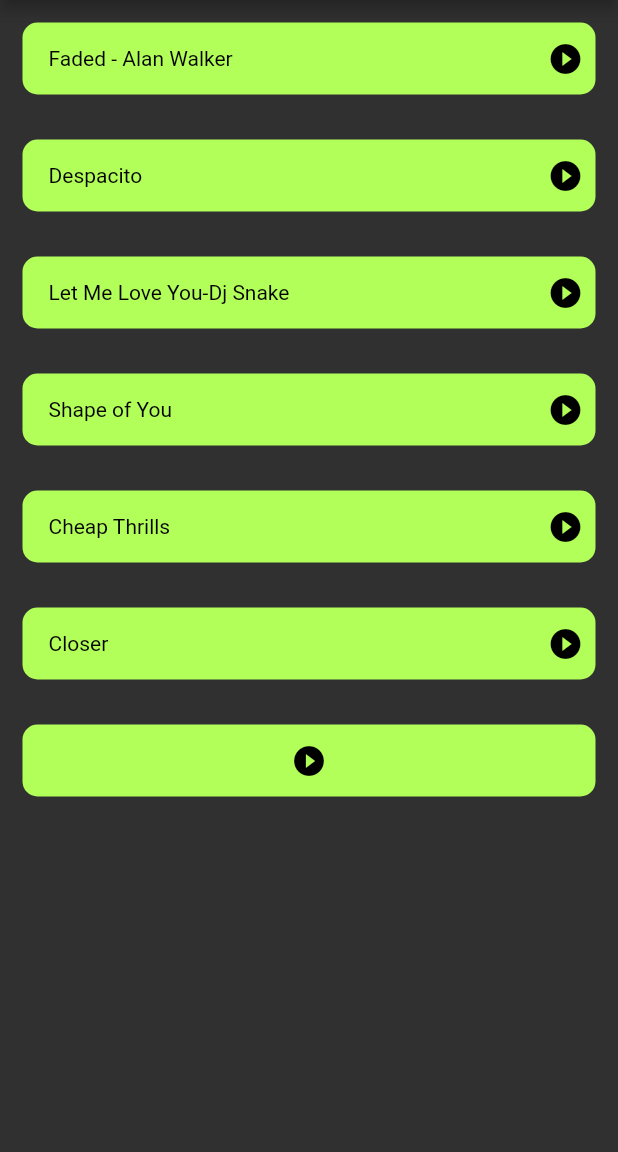
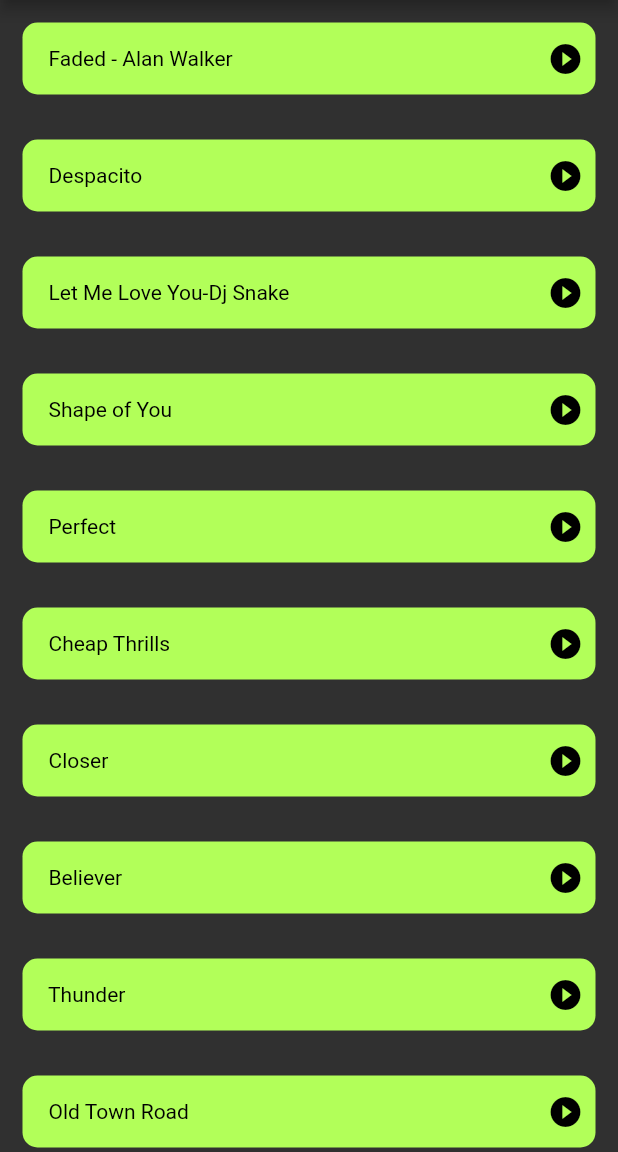
Before and after one commit to sidd2306/Musicx, a Flutter app: the screen it shows after launch, on a phone screen of 412 x 824 dp, the part 84-1236 px from its top. Run offline on Flutter 3.47's test engine with Material 2 defaults, Android fonts, the phone set to English and light mode, and no system bars; our stand-ins replace assets_audio_player.

Commit message:
Updated Content of SongInfo

```diff
--- a/lib/main.dart
+++ b/lib/main.dart
@@ -1,8 +1,9 @@
 import 'package:flutter/material.dart';
 import 'package:musicx/reusable_card.dart';
-import 'package:musicx/songtitles.dart';
+import 'package:musicx/songinfo.dart';
 import 'song_page.dart';
-int i=-1;
+
+int i = -1;
 void main() {
   runApp(MyApp());
 }
@@ -25,10 +26,9 @@
 }
 
 class _MyHomePageState extends State<MyHomePage> {
-
-  String getTitle(){
+  String getTitle() {
     i++;
-    switch(i){
+    switch (i) {
       case 0:
         return titles[0];
       case 1:
@@ -41,45 +41,77 @@
         return titles[4];
       case 5:
         return titles[5];
+      case 6:
+        return titles[6];
+      case 7:
+        return titles[7];
+      case 8:
+        return titles[8];
+      case 9:
+        return titles[9];
+      case 10:
+        return titles[10];
+      case 11:
+        return titles[11];
+      case 12:
+        return titles[12];
     }
   }
+
   @override
   Widget build(BuildContext context) {
     return Scaffold(
       appBar: AppBar(
         title: Center(child: Text("MUSICX")),
       ),
-      body: Column(
+      body: ListView(
+        children: [
+          Column(
             crossAxisAlignment: CrossAxisAlignment.stretch,
             children: <Widget>[
-          for(String u in url)
+              for (String u in url)
                 ReusableCard(
-                    cardW:
-                    Row(
+                    cardW: Row(
                   mainAxisAlignment: MainAxisAlignment.spaceBetween,
                   children: <Widget>[
-
-                        Text(getTitle(),style: TextStyle(color: Colors.black),),
+                    Text(
+                      getTitle(),
+                      style: TextStyle(color: Colors.black),
+                    ),
                     IconButton(
                         icon: Icon(Icons.play_circle_filled),
                         color: Colors.black,
                         alignment: Alignment.centerRight,
                         onPressed: () {
-                              Navigator.push(context, MaterialPageRoute(builder: (context)=>SongPage(songurl: u)));
+                          Navigator.push(
+                              context,
+                              MaterialPageRoute(
+                                  builder: (context) => SongPage(songurl: u)));
                         }),
                   ],
-                    )
-            ),
+                )),
               ReusableCard(
                   cardW: IconButton(
                       icon: Icon(Icons.play_circle_filled),
                       color: Colors.black,
-                  onPressed: () async{
-
-                  })
-          )
-
-
+                      onPressed: () async {})),
+              ReusableCard(
+                  cardW: IconButton(
+                      icon: Icon(Icons.play_circle_filled),
+                      color: Colors.black,
+                      onPressed: () async {})),
+              ReusableCard(
+                  cardW: IconButton(
+                      icon: Icon(Icons.play_circle_filled),
+                      color: Colors.black,
+                      onPressed: () async {})),
+              ReusableCard(
+                  cardW: IconButton(
+                      icon: Icon(Icons.play_circle_filled),
+                      color: Colors.black,
+                      onPressed: () async {})),
+            ],
+          ),
         ],
       ),
     );
--- a/lib/song_page.dart
+++ b/lib/song_page.dart
@@ -21,6 +21,9 @@
   @override
   Widget build(BuildContext context) {
     return Scaffold(
+      appBar: AppBar(leading: IconButton(icon: Icon(Icons.arrow_back), onPressed:(){
+        Navigator.pop(context);
+      })),
       body: Column(
         children: <Widget>[
           // Text(widget.title,style: TextStyle(fontSize: 20),),
--- /dev/null
+++ b/lib/songinfo.dart
@@ -0,0 +1,46 @@
+const List<String> titles =[
+  '     Faded - Alan Walker',
+  '     Despacito',
+  '     Let Me Love You-Dj Snake',
+  '     Shape of You',
+  '     Perfect',
+  '     Cheap Thrills',
+  '     Closer',
+  '     Believer',
+  '     Thunder',
+  '     Old Town Road',
+  '     Starboy',
+  '     Godzilla',
+];
+
+const List<String> url =[
+  'https://musicx-songs.s3.ap-south-1.amazonaws.com/alan_walker___fade.mp3',
+  'https://musicx-songs.s3.ap-south-1.amazonaws.com/Despacito+(Mashup+2017).mp3',
+  'https://musicx-songs.s3.ap-south-1.amazonaws.com/dj-snake-let-me-love-you-ft-justin-bieber-main-omar-remix.mp3',
+  'https://musicx-songs.s3.ap-south-1.amazonaws.com/Shape+of+You+(Remix+Drop+Version).mp3',
+  'https://musicx-songs.s3.ap-south-1.amazonaws.com/songurl/Ed+Sheeran+-+Perfect+(Official+Music+Video).mp3',
+  'https://musicx-songs.s3.ap-south-1.amazonaws.com/Sia+Cheap+Thrills+(feat.+Sean+Paul)+320Kbps(Gomirchi.in).mp3',
+  'https://musicx-songs.s3.ap-south-1.amazonaws.com/the-chainsmokers--closer-feat-halsey.mp3'
+  'https://musicx-songs.s3.ap-south-1.amazonaws.com/songurl/Imagine+Dragons+-+Believer.mp3',
+  'https://musicx-songs.s3.ap-south-1.amazonaws.com/songurl/Imagine+Dragons+-+Thunder.mp3',
+  'https://musicx-songs.s3.ap-south-1.amazonaws.com/songurl/Lil+Nas+X+-+Old+Town+Road+(Official+Video)+ft.+Billy+Ray+Cyrus.mp3',
+  'https://musicx-songs.s3.ap-south-1.amazonaws.com/songurl/The+Weeknd+-+Starboy+ft.+Daft+Punk+(Official+Video).mp3',
+  'https://musicx-songs.s3.ap-south-1.amazonaws.com/songurl/Eminem+-+Godzilla+ft.+Juice+WRLD+(Dir.+by+%40_ColeBennett_).mp3'
+];
+
+const List<String> icon =[
+  'https://musicx-songs.s3.ap-south-1.amazonaws.com/songicon/alan+walker+faded.jpg',
+  'https://musicx-songs.s3.ap-south-1.amazonaws.com/songicon/despacito.jpg',
+  'https://musicx-songs.s3.ap-south-1.amazonaws.com/songicon/let+me+love+you.jpg',
+  'https://musicx-songs.s3.ap-south-1.amazonaws.com/songicon/shape+of+you.jpg',
+  'https://musicx-songs.s3.ap-south-1.amazonaws.com/songicon/shape+of+you.jpg',
+  'https://musicx-songs.s3.ap-south-1.amazonaws.com/songicon/cheap+thrills.jpg',
+  'https://musicx-songs.s3.ap-south-1.amazonaws.com/songicon/closer.jpg',
+  'https://musicx-songs.s3.ap-south-1.amazonaws.com/songicon/believer.jpg',
+  'https://musicx-songs.s3.ap-south-1.amazonaws.com/songicon/thunder.jpg',
+  'https://musicx-songs.s3.ap-south-1.amazonaws.com/songicon/old+town+road.jpg',
+  'https://musicx-songs.s3.ap-south-1.amazonaws.com/songicon/starboy.jpg',
+  'https://musicx-songs.s3.ap-south-1.amazonaws.com/songicon/godzilla.jpg',
+
+
+];
--- a/lib/songtitles.dart
+++ /dev/null
@@ -1,17 +0,0 @@
-const List<String> titles =[
-  '     Faded - Alan Walker',
-  '     Despacito',
-  '     Let Me Love You-Dj Snake',
-  '     Shape of You',
-  '     Cheap Thrills',
-  '     Closer'
-];
-
-const List<String> url =[
-  'https://musicx-songs.s3.ap-south-1.amazonaws.com/alan_walker___fade.mp3',
-  'https://musicx-songs.s3.ap-south-1.amazonaws.com/Despacito+(Mashup+2017).mp3',
-  'https://musicx-songs.s3.ap-south-1.amazonaws.com/dj-snake-let-me-love-you-ft-justin-bieber-main-omar-remix.mp3',
-  'https://musicx-songs.s3.ap-south-1.amazonaws.com/Shape+of+You+(Remix+Drop+Version).mp3',
-  'https://musicx-songs.s3.ap-south-1.amazonaws.com/Sia+Cheap+Thrills+(feat.+Sean+Paul)+320Kbps(Gomirchi.in).mp3',
-  'https://musicx-songs.s3.ap-south-1.amazonaws.com/the-chainsmokers--closer-feat-halsey.mp3'
-];
```
Lines whose indentation alone changed are shown as unchanged.
